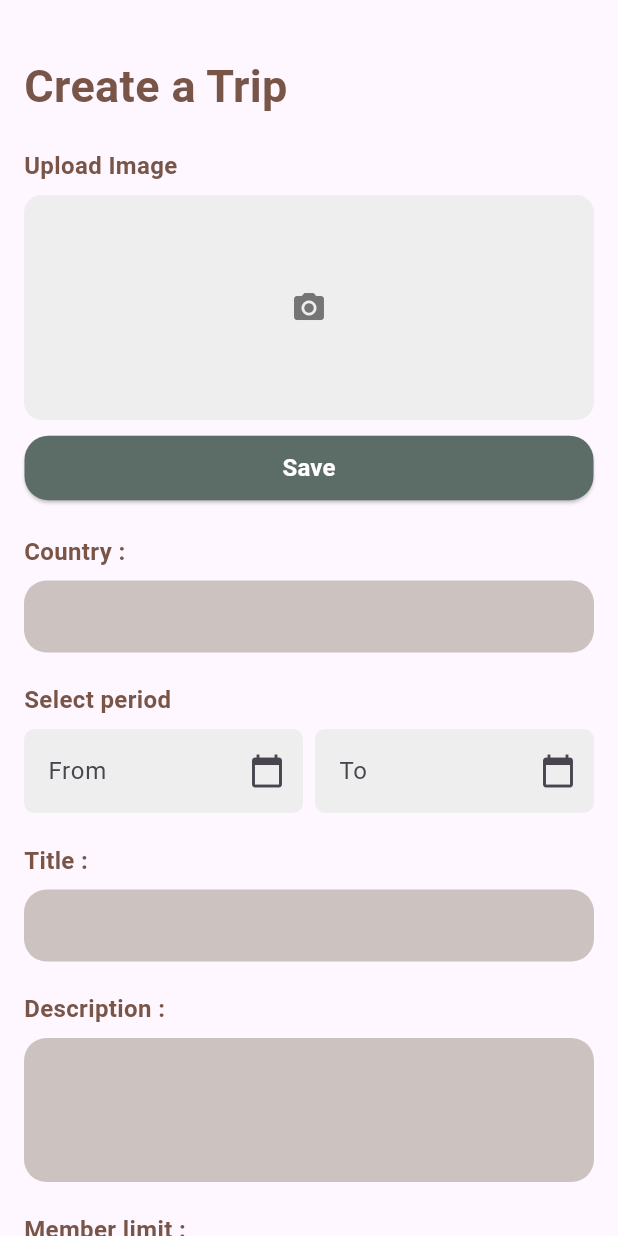
After one commit to DenisDK/CrossWays-MOBILE, a Flutter app: the CreateTripScreen screen opened directly, on a phone screen of 412 x 824 dp. The commit adds this screen. Run offline on Flutter 3.47's test engine with Material 3 defaults, Android fonts, the phone set to English and light mode, and no system bars; our stand-ins replace carousel_slider, cloud_firestore, firebase_auth, firebase_core, firebase_storage, google_sign_in and 2 more; missing offline and left inert: flutter_facebook_auth, pay; accounts and stored records are empty.

Commit message:
design for create trip view

```diff
--- /dev/null
+++ b/lib/views/create_trips_view.dart
@@ -0,0 +1,300 @@
+import 'package:flutter/material.dart';
+import 'package:image_picker/image_picker.dart';
+import 'dart:io';
+
+class CreateTripScreen extends StatefulWidget {
+  @override
+  _CreateTripScreenState createState() => _CreateTripScreenState();
+}
+
+class _CreateTripScreenState extends State<CreateTripScreen> {
+  File? _image;
+
+  Future<void> _pickImage() async {
+    final ImagePicker picker = ImagePicker();
+    final XFile? pickedFile =
+        await picker.pickImage(source: ImageSource.gallery);
+
+    if (pickedFile != null) {
+      setState(() {
+        _image = File(pickedFile.path);
+      });
+    }
+  }
+
+  @override
+  Widget build(BuildContext context) {
+    Future<void> _selectDate(
+        BuildContext context, TextEditingController controller) async {
+      final DateTime? picked = await showDatePicker(
+        context: context,
+        initialDate: DateTime.now(),
+        firstDate: DateTime(2000),
+        lastDate: DateTime(2100),
+        builder: (BuildContext context, Widget? child) {
+          return Theme(
+            data: ThemeData.light().copyWith(
+              primaryColor: const Color.fromARGB(255, 135, 100, 71),
+              hintColor: const Color.fromARGB(255, 135, 100, 71),
+              colorScheme: const ColorScheme.light(
+                  primary: Color.fromARGB(255, 135, 100, 71)),
+              buttonTheme:
+                  const ButtonThemeData(textTheme: ButtonTextTheme.primary),
+            ),
+            child: child!,
+          );
+        },
+      );
+      if (picked != null) {
+        controller.text =
+            "${picked.day.toString().padLeft(2, '0')}.${picked.month.toString().padLeft(2, '0')}.${picked.year}";
+      }
+    }
+
+    final TextEditingController fromController = TextEditingController();
+    final TextEditingController toController = TextEditingController();
+
+    return Scaffold(
+      body: SingleChildScrollView(
+        padding: const EdgeInsets.all(16),
+        child: Column(
+          crossAxisAlignment: CrossAxisAlignment.start,
+          children: [
+            const SizedBox(height: 20),
+            const Row(
+              children: [
+                Text(
+                  'Create a Trip',
+                  style: TextStyle(
+                      color: Colors.brown,
+                      fontWeight: FontWeight.bold,
+                      fontSize: 30),
+                ),
+              ],
+            ),
+            const SizedBox(height: 20),
+            const Text(
+              'Upload Image',
+              style: TextStyle(
+                fontSize: 16,
+                fontWeight: FontWeight.w600,
+                color: Colors.brown,
+              ),
+            ),
+            const SizedBox(height: 8),
+            GestureDetector(
+              onTap: _pickImage,
+              child: Container(
+                height: 150,
+                decoration: BoxDecoration(
+                  color: Colors.grey.shade200,
+                  borderRadius: BorderRadius.circular(12),
+                  image: _image != null
+                      ? DecorationImage(
+                          image: FileImage(_image!),
+                          fit: BoxFit.cover,
+                        )
+                      : null,
+                ),
+                child: _image == null
+                    ? Center(
+                        child: Icon(
+                          Icons.camera_alt,
+                          color: Colors.grey.shade600,
+                        ),
+                      )
+                    : null,
+              ),
+            ),
+            const SizedBox(height: 8),
+            Center(
+              child: ElevatedButton(
+                onPressed: () {},
+                style: ElevatedButton.styleFrom(
+                  backgroundColor: const Color(0xFF5C6D67),
+                  padding:
+                      const EdgeInsets.symmetric(horizontal: 172, vertical: 10),
+                  shape: RoundedRectangleBorder(
+                    borderRadius: BorderRadius.circular(16),
+                  ),
+                ),
+                child: const Text(
+                  'Save',
+                  style: TextStyle(
+                    fontSize: 16,
+                    color: Color(0xFFFFFFFF),
+                    fontWeight: FontWeight.w600,
+                  ),
+                ),
+              ),
+            ),
+            const SizedBox(height: 20),
+            const Text(
+              'Country :',
+              style: TextStyle(
+                fontSize: 16,
+                fontWeight: FontWeight.w600,
+                color: Colors.brown,
+              ),
+            ),
+            const SizedBox(height: 8),
+            TextField(
+              decoration: InputDecoration(
+                hintText: '',
+                contentPadding: const EdgeInsets.symmetric(horizontal: 20),
+                filled: true,
+                fillColor: const Color.fromARGB(255, 204, 194, 191),
+                border: OutlineInputBorder(
+                  borderRadius: BorderRadius.circular(15),
+                  borderSide: BorderSide.none,
+                ),
+              ),
+            ),
+            const SizedBox(height: 20),
+            const Text(
+              'Select period',
+              style: TextStyle(
+                fontSize: 16,
+                fontWeight: FontWeight.w600,
+                color: Colors.brown,
+              ),
+            ),
+            const SizedBox(height: 8),
+            Row(
+              children: [
+                Expanded(
+                  child: TextField(
+                    controller: fromController,
+                    readOnly: true,
+                    decoration: InputDecoration(
+                      hintText: 'From',
+                      filled: true,
+                      fillColor: Colors.grey.shade200,
+                      border: OutlineInputBorder(
+                        borderRadius: BorderRadius.circular(7),
+                        borderSide: BorderSide.none,
+                      ),
+                      suffixIcon: IconButton(
+                        icon: const Icon(Icons.calendar_today),
+                        onPressed: () => _selectDate(context, fromController),
+                      ),
+                    ),
+                  ),
+                ),
+                const SizedBox(width: 8),
+                Expanded(
+                  child: TextField(
+                    controller: toController,
+                    readOnly: true,
+                    decoration: InputDecoration(
+                      hintText: 'To',
+                      filled: true,
+                      fillColor: Colors.grey.shade200,
+                      border: OutlineInputBorder(
+                        borderRadius: BorderRadius.circular(7),
+                        borderSide: BorderSide.none,
+                      ),
+                      suffixIcon: IconButton(
+                        icon: const Icon(Icons.calendar_today),
+                        onPressed: () => _selectDate(context, toController),
+                      ),
+                    ),
+                  ),
+                ),
+              ],
+            ),
+            const SizedBox(height: 20),
+            const Text(
+              'Title :',
+              style: TextStyle(
+                fontSize: 16,
+                fontWeight: FontWeight.w600,
+                color: Colors.brown,
+              ),
+            ),
+            const SizedBox(height: 8),
+            TextField(
+              decoration: InputDecoration(
+                hintText: '',
+                contentPadding: const EdgeInsets.symmetric(horizontal: 20),
+                filled: true,
+                fillColor: const Color.fromARGB(255, 204, 194, 191),
+                border: OutlineInputBorder(
+                  borderRadius: BorderRadius.circular(15),
+                  borderSide: BorderSide.none,
+                ),
+              ),
+            ),
+            const SizedBox(height: 20),
+            const Text(
+              'Description :',
+              style: TextStyle(
+                fontSize: 16,
+                fontWeight: FontWeight.w600,
+                color: Colors.brown,
+              ),
+            ),
+            const SizedBox(height: 8),
+            TextField(
+              maxLines: 4,
+              decoration: InputDecoration(
+                hintText: '',
+                contentPadding: const EdgeInsets.symmetric(horizontal: 20),
+                filled: true,
+                fillColor: const Color.fromARGB(255, 204, 194, 191),
+                border: OutlineInputBorder(
+                  borderRadius: BorderRadius.circular(15),
+                  borderSide: BorderSide.none,
+                ),
+              ),
+            ),
+            const SizedBox(height: 20),
+            const Text(
+              'Member limit :',
+              style: TextStyle(
+                fontSize: 16,
+                fontWeight: FontWeight.w600,
+                color: Colors.brown,
+              ),
+            ),
+            const SizedBox(height: 8),
+            TextField(
+              decoration: InputDecoration(
+                hintText: '',
+                contentPadding: const EdgeInsets.symmetric(horizontal: 20),
+                filled: true,
+                fillColor: const Color.fromARGB(255, 204, 194, 191),
+                border: OutlineInputBorder(
+                  borderRadius: BorderRadius.circular(15),
+                  borderSide: BorderSide.none,
+                ),
+              ),
+            ),
+            const SizedBox(height: 20),
+            Center(
+              child: ElevatedButton(
+                onPressed: () {},
+                style: ElevatedButton.styleFrom(
+                  backgroundColor: const Color(0xFF5C6D67),
+                  padding:
+                      const EdgeInsets.symmetric(horizontal: 100, vertical: 12),
+                  shape: RoundedRectangleBorder(
+                    borderRadius: BorderRadius.circular(16),
+                  ),
+                ),
+                child: const Text(
+                  'Create',
+                  style: TextStyle(
+                    fontSize: 16,
+                    color: Color(0xFFFFFFFF),
+                    fontWeight: FontWeight.w600,
+                  ),
+                ),
+              ),
+            ),
+          ],
+        ),
+      ),
+    );
+  }
+}
--- a/lib/views/main_menu_view.dart
+++ b/lib/views/main_menu_view.dart
@@ -2,6 +2,7 @@ import 'dart:math'; // Import the math package for Random
 import 'package:cross_ways/auth/sign_in_with_google.dart';
 import 'package:cross_ways/components/alert_dialog_custom.dart';
 import 'package:cross_ways/components/animation_route.dart';
+import 'package:cross_ways/views/create_trips_view.dart';
 import 'package:cross_ways/views/subscriptions_search_view.dart';
 import 'package:cross_ways/views/log_in_view.dart';
 import 'package:cross_ways/views/user_subscriptions_list_view.dart';
@@ -256,7 +257,12 @@ class _MainMenuViewState extends State<MainMenuView> {
                             width: 250,
                             height: 45,
                             child: ElevatedButton(
-                              onPressed: () {},
+                              onPressed: () {
+                                Navigator.push(
+                                  context,
+                                  PushPageRoute(page: CreateTripScreen()),
+                                );
+                              },
                               style: ElevatedButton.styleFrom(
                                 elevation: 9,
                                 shadowColor:
```
